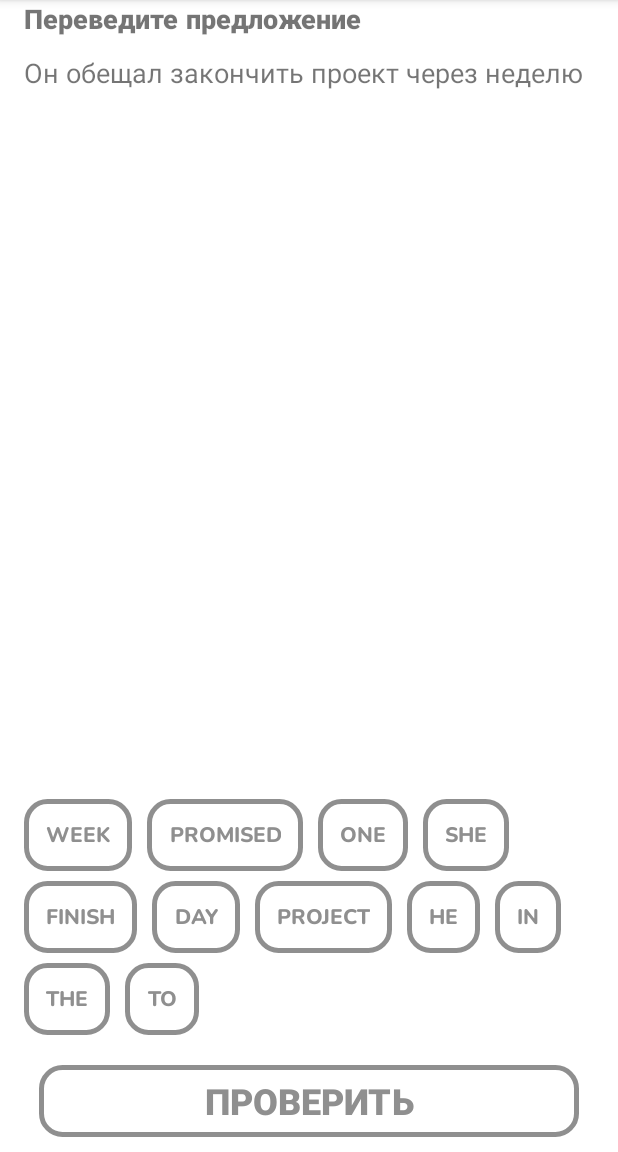
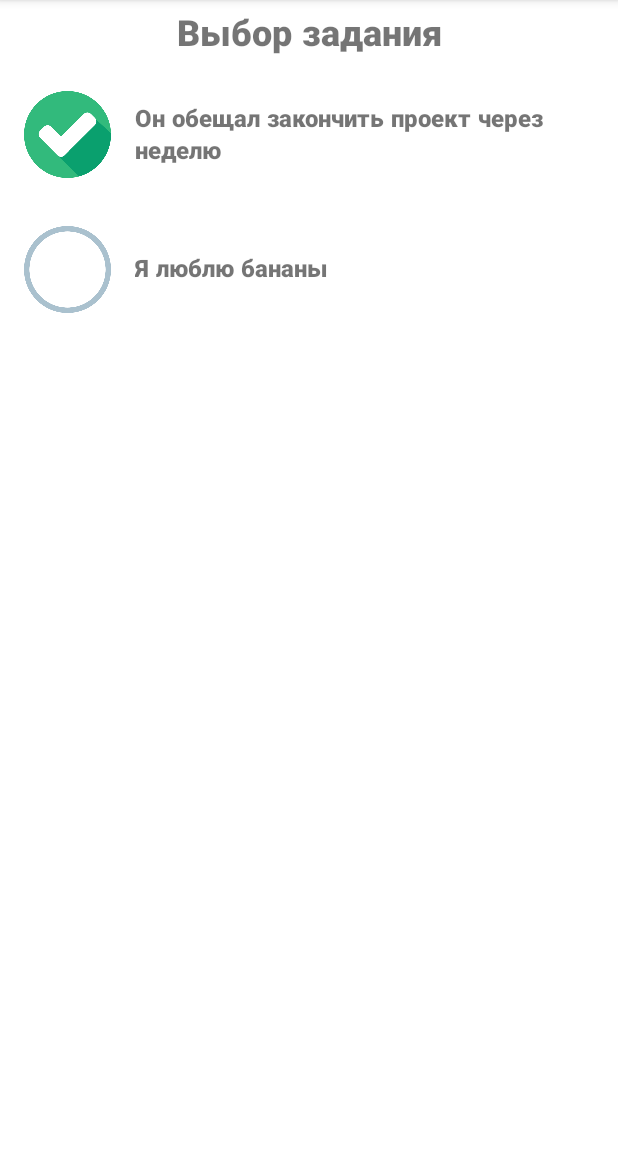
Before and after one commit to Yudjerick/LangLearnMobile, an Android app: the screen it shows after launch (MainActivity), on a phone screen of 412 x 824 dp, the part 84-1236 px from its top. Run offline under Robolectric (Android 15) with nearby library versions, the phone set to English and light mode, and no system bars.

Commit message:
Add task selection list

```diff
--- /dev/null
+++ b/app/src/main/java/com/example/myapplication/ui/TaskSelectionFragment.java
@@ -0,0 +1,59 @@
+package com.example.myapplication.ui;
+
+import android.os.Bundle;
+
+import androidx.annotation.NonNull;
+import androidx.annotation.Nullable;
+import androidx.fragment.app.Fragment;
+import androidx.recyclerview.widget.LinearLayoutManager;
+import androidx.recyclerview.widget.RecyclerView;
+
+import android.view.LayoutInflater;
+import android.view.View;
+import android.view.ViewGroup;
+
+import com.example.myapplication.R;
+import com.example.myapplication.data.OrderTask;
+import com.example.myapplication.ui.listutility.TaskItem;
+import com.example.myapplication.ui.listutility.TaskListAdapter;
+
+import java.util.ArrayList;
+import java.util.List;
+
+public class TaskSelectionFragment extends Fragment {
+
+    public TaskSelectionFragment() {
+        // Required empty public constructor
+    }
+
+    @Override
+    public View onCreateView(LayoutInflater inflater, ViewGroup container,
+                             Bundle savedInstanceState) {
+        // Inflate the layout for this fragment
+        return inflater.inflate(R.layout.fragment_task_selection, container, false);
+    }
+
+    @Override
+    public void onViewCreated(@NonNull View view, @Nullable Bundle savedInstanceState) {
+        super.onViewCreated(view, savedInstanceState);
+        List<TaskItem> items = new ArrayList<>();
+        String s = "Он обещал закончить проект через неделю";
+        String[] words = {"He","promised","to", "finish", "the", "project", "in", "one", "week"};
+        String[] additional = {"day", "she"};
+        OrderTask task1 = new OrderTask(s,words, additional);
+        String[] words2 = {"I","like","bananas"};
+        String[] additional2 = {"hate", "apples","We"};
+        OrderTask task2 = new OrderTask("Я люблю бананы", words2, additional2);
+        items.add(new TaskItem(task1, true));
+        items.add(new TaskItem(task2, false));
+
+        RecyclerView taskList = view.findViewById(R.id.task_list);
+        TaskListAdapter adapter = new TaskListAdapter(getContext(), items);
+        TaskListAdapter.context = getActivity();
+        LinearLayoutManager layoutManager = new LinearLayoutManager(getContext());
+        taskList.setLayoutManager(layoutManager);
+        taskList.setAdapter(adapter);
+
+
+    }
+}
--- /dev/null
+++ b/app/src/main/java/com/example/myapplication/ui/listutility/TaskItem.java
@@ -0,0 +1,39 @@
+package com.example.myapplication.ui.listutility;
+
+import com.example.myapplication.R;
+import com.example.myapplication.data.OrderTask;
+
+public class TaskItem {
+    private OrderTask task;
+    private boolean isCompleted;
+
+    public TaskItem(OrderTask task, boolean isCompleted) {
+        this.task = task;
+        this.isCompleted = isCompleted;
+    }
+    public String getText(){
+        return task.getTranslatedPhrase();
+    }
+
+    public int getImageId(){
+        if(isCompleted)
+            return R.drawable.completed_icon;
+        else return R.drawable.incompleted_icon;
+    }
+
+    public OrderTask getTask() {
+        return task;
+    }
+
+    public void setTask(OrderTask task) {
+        this.task = task;
+    }
+
+    public void setCompleted(boolean completed) {
+        isCompleted = completed;
+    }
+
+    public boolean isCompleted() {
+        return isCompleted;
+    }
+}
--- /dev/null
+++ b/app/src/main/java/com/example/myapplication/ui/listutility/TaskListAdapter.java
@@ -0,0 +1,80 @@
+package com.example.myapplication.ui.listutility;
+
+import android.content.Context;
+import android.util.Log;
+import android.view.LayoutInflater;
+import android.view.View;
+import android.view.ViewGroup;
+import android.widget.ImageView;
+import android.widget.TextView;
+import android.widget.Toast;
+
+import androidx.annotation.NonNull;
+import androidx.lifecycle.ViewModelProvider;
+import androidx.lifecycle.ViewModelStoreOwner;
+import androidx.navigation.NavController;
+import androidx.navigation.Navigation;
+import androidx.recyclerview.widget.RecyclerView;
+
+import com.example.myapplication.R;
+import com.example.myapplication.data.OrderTask;
+import com.example.myapplication.ui.MainActivity;
+import com.example.myapplication.viewmodels.OrderTaskViewModel;
+
+import java.util.List;
+
+public class TaskListAdapter extends RecyclerView.Adapter<TaskListAdapter.ViewHolder> {
+    public static Context context;
+    public static class ViewHolder extends RecyclerView.ViewHolder{
+
+        public String TAG = "RecyclerAdapter";
+        final TextView textView;
+        final ImageView imageView;
+
+        OrderTask task;
+
+        public ViewHolder(@NonNull View itemView) {
+            super(itemView);
+            itemView.setOnClickListener(new View.OnClickListener() {
+                @Override
+                public void onClick(View view) {
+                    Toast.makeText(imageView.getContext(), textView.getText(), Toast.LENGTH_SHORT).show();
+                    Log.i(TAG, textView.getText().toString());
+                    NavController navController = Navigation.findNavController(view);
+                    OrderTaskViewModel model = new ViewModelProvider((ViewModelStoreOwner) context).get(OrderTaskViewModel.class);
+                    model.setTask(task);
+                    model.clearAnswer();
+                    navController.navigate(R.id.orderTaskFragment);
+                }
+            });
+
+            this.textView = itemView.findViewById(R.id.task_list_item_textview);
+            this.imageView = itemView.findViewById(R.id.completed_status_icon);
+        }
+    }
+
+    private final LayoutInflater inflater;
+    private final List<TaskItem> items;
+    public TaskListAdapter(Context context, List<TaskItem> items) {
+        this.inflater = LayoutInflater.from(context);
+        this.items = items;
+    }
+
+    @NonNull
+    @Override
+    public ViewHolder onCreateViewHolder(@NonNull ViewGroup parent, int viewType) {
+        View view = inflater.inflate(R.layout.task_select_list_item, parent, false);
+        return new ViewHolder(view);
+    }
+    @Override
+    public void onBindViewHolder(@NonNull ViewHolder holder, int position) {
+        TaskItem item = items.get(position);
+        holder.textView.setText(item.getText());
+        holder.task = item.getTask();
+        holder.imageView.setImageResource(item.getImageId());
+    }
+    @Override
+    public int getItemCount() {
+        return items.size();
+    }
+}
--- a/app/src/main/res/drawable/aaaa.xml
+++ /dev/null
@@ -1,4 +0,0 @@
-<?xml version="1.0" encoding="utf-8"?>
-<selector xmlns:android="http://schemas.android.com/apk/res/android">
-
-</selector>
--- a/app/src/main/res/drawable/check_button__1_.xml
+++ /dev/null
@@ -1,16 +0,0 @@
-<vector xmlns:android="http://schemas.android.com/apk/res/android"
-    android:width="328dp"
-    android:height="52dp"
-    android:viewportWidth="328"
-    android:viewportHeight="52">
-  <path
-      android:pathData="M14,5L314,5A13,13 0,0 1,327 18L327,38A13,13 0,0 1,314 51L14,51A13,13 0,0 1,1 38L1,18A13,13 0,0 1,14 5z"
-      android:strokeWidth="2"
-      android:fillColor="#BFBFBF"
-      android:strokeColor="#BFBFBF"/>
-  <path
-      android:pathData="M14,1L314,1A13,13 0,0 1,327 14L327,34A13,13 0,0 1,314 47L14,47A13,13 0,0 1,1 34L1,14A13,13 0,0 1,14 1z"
-      android:strokeWidth="2"
-      android:fillColor="#D9D9D9"
-      android:strokeColor="#BFBFBF"/>
-</vector>
--- /dev/null
+++ b/app/src/main/res/layout/fragment_task_selection.xml
@@ -0,0 +1,35 @@
+<?xml version="1.0" encoding="utf-8"?>
+<LinearLayout xmlns:android="http://schemas.android.com/apk/res/android"
+    xmlns:tools="http://schemas.android.com/tools"
+    android:layout_width="match_parent"
+    android:layout_height="match_parent"
+    android:orientation="vertical"
+    tools:context=".ui.TaskSelectionFragment">
+
+    <LinearLayout
+        android:layout_width="match_parent"
+        android:layout_height="wrap_content">
+
+
+        <TextView
+            android:layout_width="match_parent"
+            android:layout_height="wrap_content"
+            android:textSize="24dp"
+            android:layout_margin="5dp"
+            android:layout_gravity="center"
+            android:textAlignment="center"
+            android:fontFamily="@font/nunito_extrabold"
+            android:text="@string/select_task_title" />
+    </LinearLayout>
+
+
+    <androidx.recyclerview.widget.RecyclerView
+        android:layout_width="match_parent"
+        android:layout_height="wrap_content"
+        android:id="@+id/task_list"
+        android:layout_weight="1">
+
+    </androidx.recyclerview.widget.RecyclerView>
+
+
+</LinearLayout>
--- /dev/null
+++ b/app/src/main/res/layout/task_select_list_item.xml
@@ -0,0 +1,28 @@
+<?xml version="1.0" encoding="utf-8"?>
+<LinearLayout xmlns:android="http://schemas.android.com/apk/res/android"
+    android:layout_width="match_parent"
+    android:layout_height="wrap_content"
+    android:orientation="horizontal">
+
+    <ImageView
+        android:id="@+id/completed_status_icon"
+        android:layout_margin="16dp"
+        android:layout_width="58dp"
+        android:layout_height="58dp"
+        android:src="@drawable/completed_icon">
+
+    </ImageView>
+
+    <TextView
+        android:fontFamily="@font/nunito_extrabold"
+        android:textSize="16dp"
+        android:layout_gravity="center"
+        android:id="@+id/task_list_item_textview"
+        android:layout_width="wrap_content"
+        android:layout_height="wrap_content"
+        android:layout_marginRight="24dp"
+        android:text="aaaaaaaaaaaaaaaaaaaaaaaaaaaaaaa fffv fffff">
+
+    </TextView>
+
+</LinearLayout>
--- a/app/src/main/res/navigation/main_nav_graph.xml
+++ b/app/src/main/res/navigation/main_nav_graph.xml
@@ -3,7 +3,7 @@
     xmlns:app="http://schemas.android.com/apk/res-auto"
     xmlns:tools="http://schemas.android.com/tools"
     android:id="@+id/main_nav_graph"
-    app:startDestination="@id/orderTaskFragment">
+    app:startDestination="@id/taskSelectionFragment">
 
     <fragment
         android:id="@+id/orderTaskFragment"
@@ -16,6 +16,9 @@
         <action
             android:id="@+id/action_orderTaskFragment_to_editorFragment"
             app:destination="@id/editorFragment" />
+        <action
+            android:id="@+id/action_orderTaskFragment_to_taskSelectionFragment"
+            app:destination="@id/taskSelectionFragment" />
     </fragment>
     <fragment
         android:id="@+id/settingsFragment"
@@ -41,4 +44,13 @@
             android:id="@+id/action_editorFragment_to_orderTaskFragment"
             app:destination="@id/orderTaskFragment" />
     </fragment>
+    <fragment
+        android:id="@+id/taskSelectionFragment"
+        android:name="com.example.myapplication.ui.TaskSelectionFragment"
+        android:label="fragment_task_selection"
+        tools:layout="@layout/fragment_task_selection" >
+        <action
+            android:id="@+id/action_taskSelectionFragment_to_orderTaskFragment"
+            app:destination="@id/orderTaskFragment" />
+    </fragment>
 </navigation>
--- a/app/src/main/res/values/strings.xml
+++ b/app/src/main/res/values/strings.xml
@@ -7,4 +7,5 @@
     <string name="nav_open">Open</string>
     <string name="nav_close">Close</string>
     <string name="preference_file_key">filekey1</string>
+    <string name="select_task_title">Выбор задания</string>
 </resources>
```
Also changed, not shown: app/src/main/java/com/example/myapplication/ui/OrderTaskFragment.java (+10 -1 lines), app/src/main/res/drawable/check_button__1_pressed.xml (deleted, +0 -16 lines), app/src/main/res/layout/fragment_order_task.xml (+40 -3 lines), app/src/main/res/layout/text_view_order_item.xml (added, +7 -0 lines), app/src/main/res/drawable/close.png (added), app/src/main/res/drawable/completed_icon.png (added), app/src/main/res/drawable/incompleted_icon.png (added), app/src/main/res/drawable/robo_character1.png (added).
